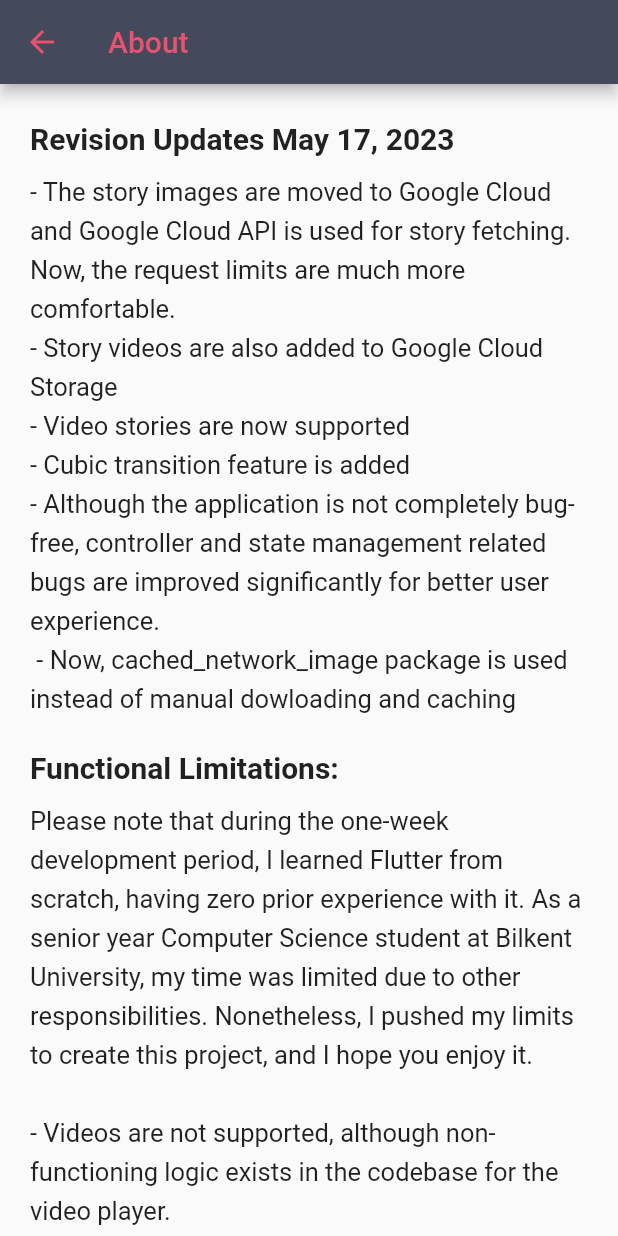
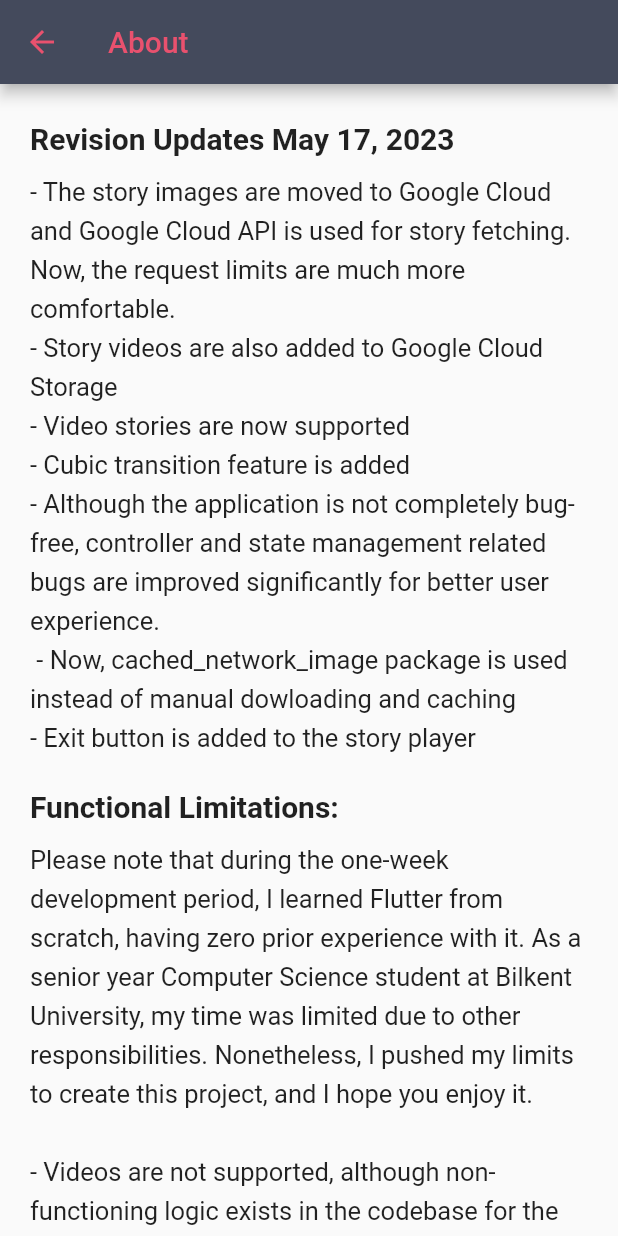
Before and after one commit to bartuteber/case_codeway_snippets, a Flutter app: the AboutPage screen opened by its route, on a phone screen of 412 x 824 dp. Run offline on Flutter 3.47's test engine with Material 2 defaults, Android fonts, the phone set to English and light mode, and no system bars; our stand-ins replace cached_network_image, get, video_player; network calls fail.

Commit message:
Update about page

```diff
--- a/lib/views/about_page.dart
+++ b/lib/views/about_page.dart
@@ -25,7 +25,7 @@
             ),
             SizedBox(height: 8),
             Text(
-              '- The story images are moved to Google Cloud and Google Cloud API is used for story fetching. Now, the request limits are much more comfortable.\n- Story videos are also added to Google Cloud Storage\n- Video stories are now supported\n- Cubic transition feature is added \n- Although the application is not completely bug-free, controller and state management related bugs are improved significantly for better user experience.\n - Now, cached_network_image package is used instead of manual dowloading and caching',
+              '- The story images are moved to Google Cloud and Google Cloud API is used for story fetching. Now, the request limits are much more comfortable.\n- Story videos are also added to Google Cloud Storage\n- Video stories are now supported\n- Cubic transition feature is added \n- Although the application is not completely bug-free, controller and state management related bugs are improved significantly for better user experience.\n - Now, cached_network_image package is used instead of manual dowloading and caching\n- Exit button is added to the story player',
               style: TextStyle(fontSize: 17, height: 1.5),
             ),
             SizedBox(height: 17),
```
